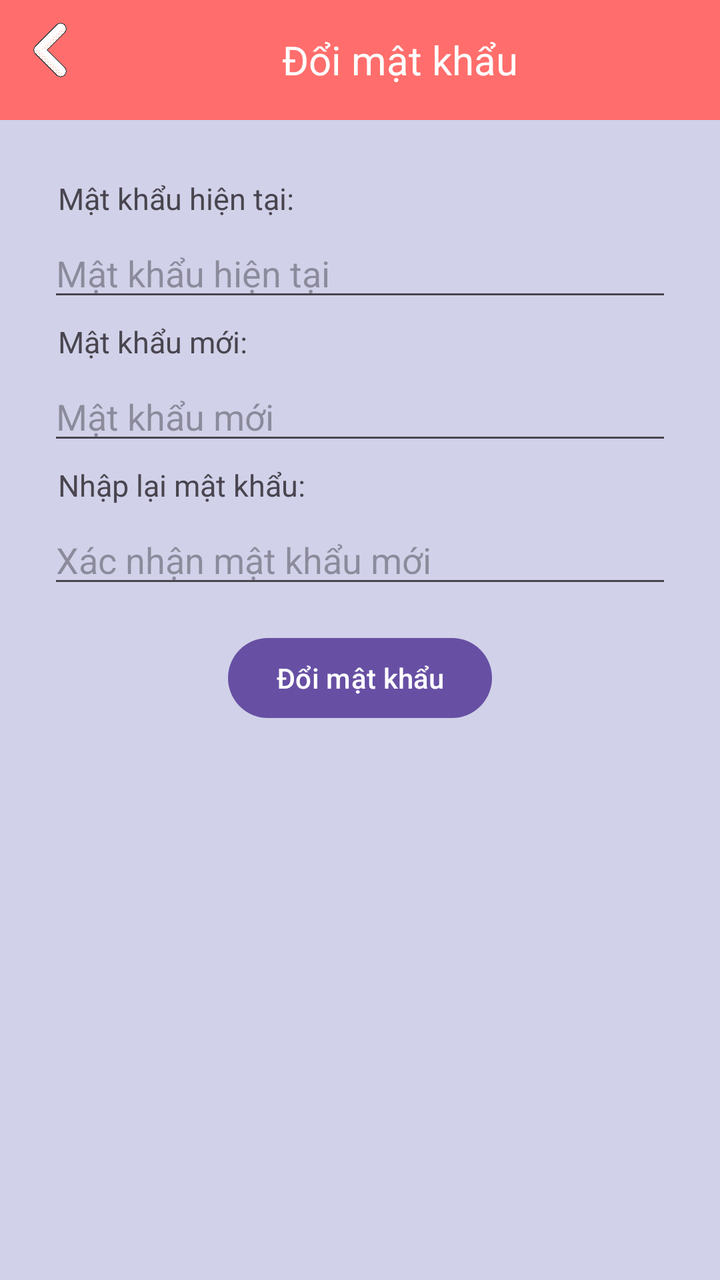
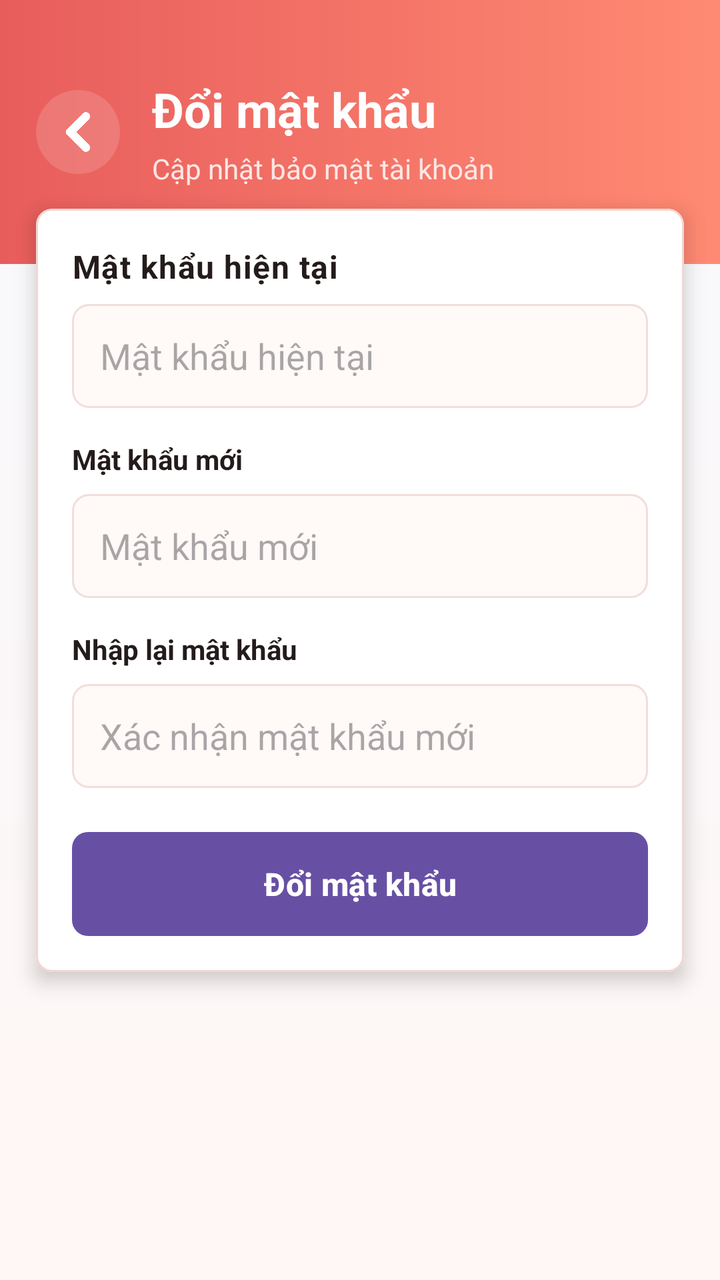

Two renders of the same Android screen: before a commit and after it. Below are the layout's source before the change and the commit's diff.
<!-- AndroidManifest.xml: application theme Theme.DanhGiaPhim -->
<!-- res/layout/activity_change_password.xml -->
<?xml version="1.0" encoding="utf-8"?>
<LinearLayout xmlns:android="http://schemas.android.com/apk/res/android"
    android:orientation="vertical"
    android:layout_width="match_parent"
    android:layout_height="match_parent"
    android:background="#d1d1e9">

    <LinearLayout
        android:layout_width="match_parent"
        android:layout_height="60dp"
        android:orientation="horizontal"
        android:background="#ff6e6c">

        <ImageView
            android:id="@+id/btnBackToUserFromPass"
            android:layout_width="30dp"
            android:layout_height="30dp"
            android:src="@drawable/ic_back"
            android:layout_gravity="center"
            android:layout_marginLeft="10dp"
            android:layout_marginBottom="5dp">
        </ImageView>
        <TextView
            android:layout_width="match_parent"
            android:layout_height="wrap_content"
            android:text="Đổi mật khẩu"
            android:textSize="20dp"
            android:textColor="@color/white"
            android:layout_gravity="center"
            android:textAlignment="center">

        </TextView>

    </LinearLayout>

    <LinearLayout
        android:orientation="vertical"
        android:padding="24dp"
        android:layout_width="match_parent"
        android:layout_height="wrap_content">

        <TextView
            android:layout_width="match_parent"
            android:layout_height="wrap_content"
            android:text="Mật khẩu hiện tại:"
            android:layout_margin="5dp"
            android:textSize="15dp"
            >

        </TextView>

        <EditText
            android:id="@+id/edtOldPassword"
            android:hint="Mật khẩu hiện tại"
            android:inputType="textPassword"
            android:layout_width="match_parent"
            android:layout_height="wrap_content" />

        <TextView
            android:layout_width="match_parent"
            android:layout_height="wrap_content"
            android:text="Mật khẩu mới:"
            android:layout_margin="5dp"
            android:textSize="15dp"
            >
        </TextView>

        <EditText
            android:id="@+id/edtNewPassword"
            android:hint="Mật khẩu mới"
            android:inputType="textPassword"
            android:layout_width="match_parent"
            android:layout_height="wrap_content"
             />
        <TextView
            android:layout_width="match_parent"
            android:layout_height="wrap_content"
            android:text="Nhập lại mật khẩu:"
            android:layout_margin="5dp"
            android:textSize="15dp"
            >
        </TextView>

        <EditText
            android:id="@+id/edtConfirmPassword"
            android:hint="Xác nhận mật khẩu mới"
            android:inputType="textPassword"
            android:layout_width="match_parent"
            android:layout_height="wrap_content" />

        <Button
            android:id="@+id/btnChangePassword"
            android:text="Đổi mật khẩu"
            android:layout_width="wrap_content"
            android:layout_height="wrap_content"
            android:layout_gravity="center"
            android:layout_marginTop="16dp"/>
    </LinearLayout>


</LinearLayout>
<!-- resources referenced by this layout -->
<resources>
  <color name="white">#FFFFFFFF</color>
  <!-- drawable ic_back: png bitmap (drawable, 13936 bytes) -->
  <style name="Theme.DanhGiaPhim" parent="Base.Theme.DanhGiaPhim" />
  <style name="Base.Theme.DanhGiaPhim" parent="Theme.Material3.DayNight.NoActionBar">
          
          
      </style>
</resources>

<!-- the commit's change to res/layout/activity_change_password.xml (unified diff, before → after) -->
@@ -1,101 +1,98 @@
 <?xml version="1.0" encoding="utf-8"?>
-<LinearLayout xmlns:android="http://schemas.android.com/apk/res/android"
-    android:orientation="vertical"
+<ScrollView xmlns:android="http://schemas.android.com/apk/res/android"
+    xmlns:app="http://schemas.android.com/apk/res-auto"
     android:layout_width="match_parent"
     android:layout_height="match_parent"
-    android:background="#d1d1e9">
+    android:background="@drawable/bg_actor_list_screen"
+    android:fillViewport="true">
 
     <LinearLayout
         android:layout_width="match_parent"
-        android:layout_height="60dp"
-        android:orientation="horizontal"
-        android:background="#ff6e6c">
+        android:layout_height="wrap_content"
+        android:orientation="vertical">
 
-        <ImageView
-            android:id="@+id/btnBackToUserFromPass"
-            android:layout_width="30dp"
-            android:layout_height="30dp"
-            android:src="@drawable/ic_back"
-            android:layout_gravity="center"
-            android:layout_marginLeft="10dp"
-            android:layout_marginBottom="5dp">
-        </ImageView>
-        <TextView
+        <LinearLayout
+            android:layout_width="match_parent"
+            android:layout_height="132dp"
+            android:background="@drawable/bg_actor_list_header"
+            android:gravity="center_vertical"
+            android:orientation="horizontal"
+            android:paddingStart="18dp"
+            android:paddingEnd="18dp">
+
+            <ImageView
+                android:id="@+id/btnBackToUserFromPass"
+                android:layout_width="42dp"
+                android:layout_height="42dp"
+                android:background="@drawable/bg_actor_toolbar_button"
+                android:contentDescription="Quay lại"
+                android:padding="10dp"
+                android:src="@drawable/ic_back"
+                app:tint="@color/white" />
+
+            <LinearLayout
+                android:layout_width="0dp"
+                android:layout_height="wrap_content"
+                android:layout_marginStart="16dp"
+                android:layout_weight="1"
+                android:orientation="vertical">
+
+                <TextView
+                    android:layout_width="match_parent"
+                    android:layout_height="wrap_content"
+                    android:text="Đổi mật khẩu"
+                    android:textColor="@color/white"
+                    android:textSize="24sp"
+                    android:textStyle="bold" />
+
+                <TextView
+                    android:layout_width="match_parent"
+                    android:layout_height="wrap_content"
+                    android:layout_marginTop="4dp"
+                    android:text="Cập nhật bảo mật tài khoản"
+                    android:textColor="#FDE7E4"
+                    android:textSize="14sp" />
+            </LinearLayout>
+        </LinearLayout>
+
+        <com.google.android.material.card.MaterialCardView
             android:layout_width="match_parent"
             android:layout_height="wrap_content"
-            android:text="Đổi mật khẩu"
-            android:textSize="20dp"
-            android:textColor="@color/white"
-            android:layout_gravity="center"
-            android:textAlignment="center">
+            android:layout_marginStart="18dp"
+            android:layout_marginTop="-28dp"
+            android:layout_marginEnd="18dp"
+            android:layout_marginBottom="24dp"
+            app:cardBackgroundColor="@color/white"
+            app:cardCornerRadius="8dp"
+            app:cardElevation="6dp"
+            app:strokeColor="#F1D6D2"
+            app:strokeWidth="1dp">
 
-        </TextView>
+            <LinearLayout
+                android:layout_width="match_parent"
+                android:layout_height="wrap_content"
+                android:orientation="vertical"
+                android:padding="18dp">
 
+                <TextView style="@style/TextAppearance.MaterialComponents.Body1" android:layout_width="match_parent" android:layout_height="wrap_content" android:text="Mật khẩu hiện tại" android:textColor="@color/app_text" android:textStyle="bold" />
+                <EditText android:id="@+id/edtOldPassword" android:layout_width="match_parent" android:layout_height="52dp" android:layout_marginTop="8dp" android:background="@drawable/bg_actor_form_input" android:hint="Mật khẩu hiện tại" android:inputType="textPassword" android:maxLines="1" android:paddingStart="14dp" android:paddingEnd="14dp" />
+                <TextView android:layout_width="match_parent" android:layout_height="wrap_content" android:layout_marginTop="16dp" android:text="Mật khẩu mới" android:textColor="@color/app_text" android:textStyle="bold" />
+                <EditText android:id="@+id/edtNewPassword" android:layout_width="match_parent" android:layout_height="52dp" android:layout_marginTop="8dp" android:background="@drawable/bg_actor_form_input" android:hint="Mật khẩu mới" android:inputType="textPassword" android:maxLines="1" android:paddingStart="14dp" android:paddingEnd="14dp" />
+                <TextView android:layout_width="match_parent" android:layout_height="wrap_content" android:layout_marginTop="16dp" android:text="Nhập lại mật khẩu" android:textColor="@color/app_text" android:textStyle="bold" />
+                <EditText android:id="@+id/edtConfirmPassword" android:layout_width="match_parent" android:layout_height="52dp" android:layout_marginTop="8dp" android:background="@drawable/bg_actor_form_input" android:hint="Xác nhận mật khẩu mới" android:inputType="textPassword" android:maxLines="1" android:paddingStart="14dp" android:paddingEnd="14dp" />
+
+                <Button
+                    android:id="@+id/btnChangePassword"
+                    android:layout_width="match_parent"
+                    android:layout_height="52dp"
+                    android:layout_marginTop="22dp"
+                    android:background="@drawable/bg_actor_primary_button"
+                    android:text="Đổi mật khẩu"
+                    android:textAllCaps="false"
+                    android:textColor="@color/white"
+                    android:textSize="16sp"
+                    android:textStyle="bold" />
+            </LinearLayout>
+        </com.google.android.material.card.MaterialCardView>
     </LinearLayout>
-
-    <LinearLayout
-        android:orientation="vertical"
-        android:padding="24dp"
-        android:layout_width="match_parent"
-        android:layout_height="wrap_content">
-
-        <TextView
-            android:layout_width="match_parent"
-            android:layout_height="wrap_content"
-            android:text="Mật khẩu hiện tại:"
-            android:layout_margin="5dp"
-            android:textSize="15dp"
-            >
-
-        </TextView>
-
-        <EditText
-            android:id="@+id/edtOldPassword"
-            android:hint="Mật khẩu hiện tại"
-            android:inputType="textPassword"
-            android:layout_width="match_parent"
-            android:layout_height="wrap_content" />
-
-        <TextView
-            android:layout_width="match_parent"
-            android:layout_height="wrap_content"
-            android:text="Mật khẩu mới:"
-            android:layout_margin="5dp"
-            android:textSize="15dp"
-            >
-        </TextView>
-
-        <EditText
-            android:id="@+id/edtNewPassword"
-            android:hint="Mật khẩu mới"
-            android:inputType="textPassword"
-            android:layout_width="match_parent"
-            android:layout_height="wrap_content"
-             />
-        <TextView
-            android:layout_width="match_parent"
-            android:layout_height="wrap_content"
-            android:text="Nhập lại mật khẩu:"
-            android:layout_margin="5dp"
-            android:textSize="15dp"
-            >
-        </TextView>
-
-        <EditText
-            android:id="@+id/edtConfirmPassword"
-            android:hint="Xác nhận mật khẩu mới"
-            android:inputType="textPassword"
-            android:layout_width="match_parent"
-            android:layout_height="wrap_content" />
-
-        <Button
-            android:id="@+id/btnChangePassword"
-            android:text="Đổi mật khẩu"
-            android:layout_width="wrap_content"
-            android:layout_height="wrap_content"
-            android:layout_gravity="center"
-            android:layout_marginTop="16dp"/>
-    </LinearLayout>
-
-
-</LinearLayout>
+</ScrollView>
<!-- resource entries referenced after the edit -->
@@ -1,6 +1,78 @@
 <!-- resources referenced by this layout -->
 <resources>
+  <color name="app_text">#241B1B</color>
   <color name="white">#FFFFFFFF</color>
+  <!-- drawable bg_actor_form_input (drawable) -->
+  <?xml version="1.0" encoding="utf-8"?>
+  <selector xmlns:android="http://schemas.android.com/apk/res/android">
+      <item android:state_focused="true">
+          <shape android:shape="rectangle">
+              <solid android:color="#FFFFFF" />
+              <stroke
+                  android:width="2dp"
+                  android:color="#E85D5C" />
+              <corners android:radius="8dp" />
+          </shape>
+      </item>
+      <item>
+          <shape android:shape="rectangle">
+              <solid android:color="#FFF9F8" />
+              <stroke
+                  android:width="1dp"
+                  android:color="#F0DEDA" />
+              <corners android:radius="8dp" />
+          </shape>
+      </item>
+  </selector>
+  <!-- drawable bg_actor_list_header (drawable) -->
+  <?xml version="1.0" encoding="utf-8"?>
+  <shape xmlns:android="http://schemas.android.com/apk/res/android">
+      <gradient
+          android:angle="0"
+          android:endColor="#FF8A73"
+          android:startColor="#E85D5C" />
+  </shape>
+  <!-- drawable bg_actor_list_screen (drawable) -->
+  <?xml version="1.0" encoding="utf-8"?>
+  <shape xmlns:android="http://schemas.android.com/apk/res/android">
+      <gradient
+          android:angle="270"
+          android:endColor="#FFF7F5"
+          android:startColor="#F7F8FC" />
+  </shape>
+  <!-- drawable bg_actor_primary_button (drawable) -->
+  <?xml version="1.0" encoding="utf-8"?>
+  <selector xmlns:android="http://schemas.android.com/apk/res/android">
+      <item android:state_pressed="true">
+          <shape android:shape="rectangle">
+              <solid android:color="#D44E4D" />
+              <corners android:radius="8dp" />
+          </shape>
+      </item>
+      <item>
+          <shape android:shape="rectangle">
+              <gradient
+                  android:angle="0"
+                  android:endColor="#FF8A73"
+                  android:startColor="#E85D5C" />
+              <corners android:radius="8dp" />
+          </shape>
+      </item>
+  </selector>
+  <!-- drawable bg_actor_toolbar_button (drawable) -->
+  <?xml version="1.0" encoding="utf-8"?>
+  <selector xmlns:android="http://schemas.android.com/apk/res/android">
+      <item android:state_pressed="true">
+          <shape android:shape="oval">
+              <solid android:color="#40FFFFFF" />
+          </shape>
+      </item>
+      <item>
+          <shape android:shape="oval">
+              <solid android:color="#26FFFFFF" />
+          </shape>
+      </item>
+  </selector>
   <!-- drawable ic_back: png bitmap (drawable, 13936 bytes) -->
   <style name="Theme.DanhGiaPhim" parent="Base.Theme.DanhGiaPhim" />
   <style name="Base.Theme.DanhGiaPhim" parent="Theme.Material3.DayNight.NoActionBar">
